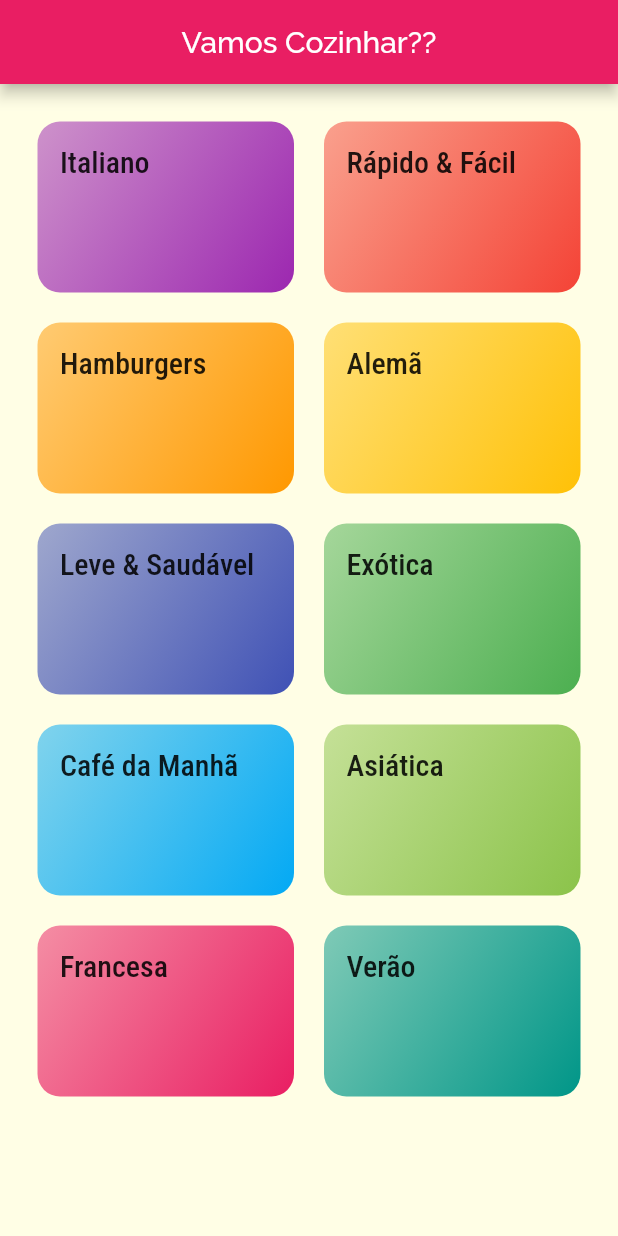
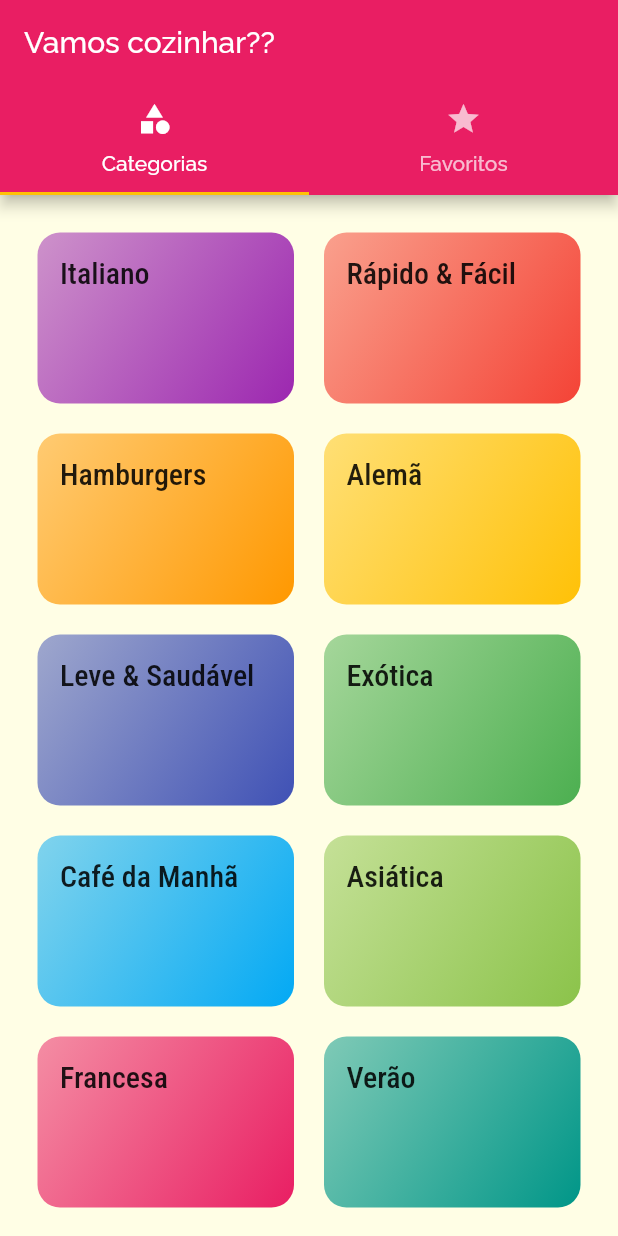
Before and after one commit to LetRicette/meals-recipe-flutter, a Flutter app: the screen it shows after launch, on a phone screen of 412 x 824 dp. Run offline on Flutter 3.47's test engine with Material 2 defaults, Android fonts, the phone set to English and light mode, and no system bars.

Commit message:
tabBar on appbar

```diff
--- a/lib/main.dart
+++ b/lib/main.dart
@@ -1,5 +1,6 @@
 import 'package:flutter/material.dart';
 import 'screens/categories_screen.dart';
+import 'screens/tabs_screen.dart';
 import 'screens/categories_meals_screen.dart';
 import 'screens/meal_detail_screen.dart';
 import 'utils/app_routes.dart';
@@ -23,7 +24,7 @@ class MyApp extends StatelessWidget {
             )),
       ),
       routes: {
-        AppRoutes.HOME: (ctx) => CategoriesScreen(),
+        AppRoutes.HOME: (ctx) => TabsScreen(),
         AppRoutes.CATEGORIES_MEALS: (ctx) => CategoriesMealsScreen(),
         AppRoutes.MEAL_DETAIL: (ctx) => MealDetailScreen(),
       },
--- a/lib/screens/categories_screen.dart
+++ b/lib/screens/categories_screen.dart
@@ -5,12 +5,7 @@ import '../data/dummy_data.dart';
 class CategoriesScreen extends StatelessWidget {
   @override
   Widget build(BuildContext context) {
-    return Scaffold(
-      appBar: AppBar(
-        centerTitle: true,
-        title: Text('Vamos Cozinhar??'),
-      ),
-      body: GridView(
+    return GridView(
       padding: EdgeInsets.all(25),
       gridDelegate: SliverGridDelegateWithMaxCrossAxisExtent(
         maxCrossAxisExtent: 200,
@@ -21,7 +16,6 @@ class CategoriesScreen extends StatelessWidget {
       children: DUMMY_CATEGORIES.map((cat) {
         return CategoryItem(cat);
       }).toList(),
-      ),
     );
   }
 }
--- /dev/null
+++ b/lib/screens/favorite_screen.dart
@@ -0,0 +1,12 @@
+import 'package:flutter/material.dart';
+
+class FavoriteScreen extends StatelessWidget {
+  const FavoriteScreen({Key? key}) : super(key: key);
+
+  @override
+  Widget build(BuildContext context) {
+    return Container(
+      child: null,
+    );
+  }
+}
--- /dev/null
+++ b/lib/screens/tabs_screen.dart
@@ -0,0 +1,37 @@
+import 'package:flutter/material.dart';
+import 'categories_screen.dart';
+import 'favorite_screen.dart';
+
+class TabsScreen extends StatelessWidget {
+  const TabsScreen({Key? key}) : super(key: key);
+
+  @override
+  Widget build(BuildContext context) {
+    return DefaultTabController(
+      length: 2,
+      child: Scaffold(
+        appBar: AppBar(
+          title: Text('Vamos cozinhar??'),
+          bottom: TabBar(
+            tabs: [
+              Tab(
+                icon: Icon(Icons.category),
+                text: 'Categorias',
+              ),
+              Tab(
+                icon: Icon(Icons.star),
+                text: 'Favoritos',
+              ),
+            ],
+          ),
+        ),
+        body: TabBarView(
+          children: [
+            CategoriesScreen(),
+            FavoriteScreen(),
+          ],
+        ),
+      ),
+    );
+  }
+}
```
Lines whose indentation alone changed are shown as unchanged.
